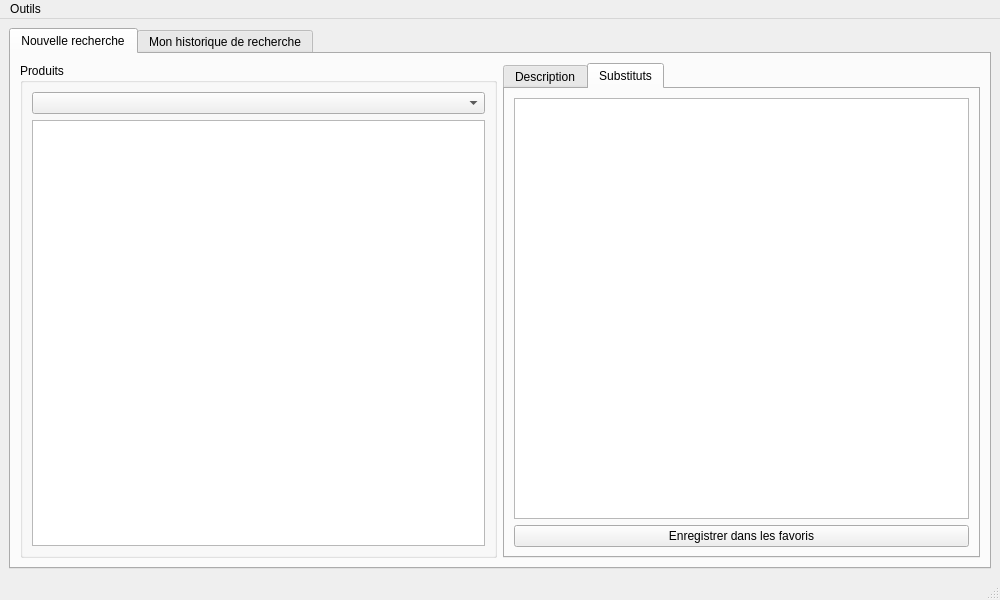
Qt form views/main_window.ui (RoroTiti/OC_P5) before a commit.
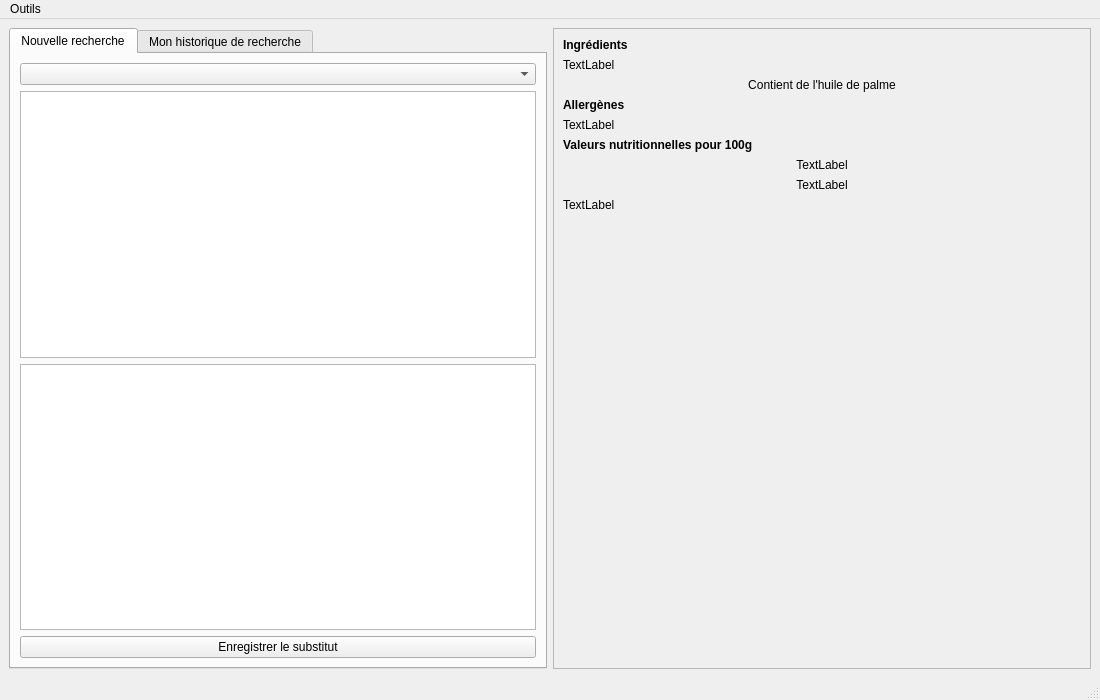
The same form after that commit. The open tabs and pages were chosen to show the change.

Commit message: UI rework + saving substitutes on database

```diff
--- a/views/main_window.ui
+++ b/views/main_window.ui
@@ -6,8 +6,8 @@
    <rect>
     <x>0</x>
     <y>0</y>
-    <width>1000</width>
-    <height>600</height>
+    <width>1100</width>
+    <height>700</height>
    </rect>
   </property>
   <property name="windowTitle">
@@ -25,32 +25,36 @@
         <string>Nouvelle recherche</string>
        </attribute>
        <layout class="QGridLayout" name="gridLayout">
-        <item row="0" column="0">
-         <widget class="QGroupBox" name="groupBox">
-          <property name="title">
-           <string>Produits</string>
+        <item row="4" column="0">
+         <widget class="QPushButton" name="btn_save_substitute">
+          <property name="text">
+           <string>Enregistrer le substitut</string>
           </property>
-          <layout class="QGridLayout" name="gridLayout_2">
-           <item row="1" column="0">
+         </widget>
+        </item>
+        <item row="0" column="0">
             <widget class="QComboBox" name="cmb_categories"/>
            </item>
            <item row="2" column="0">
+         <widget class="QTableView" name="table_substitutes">
+          <attribute name="verticalHeaderVisible">
+           <bool>false</bool>
+          </attribute>
+         </widget>
+        </item>
+        <item row="1" column="0">
             <widget class="QListView" name="lst_products"/>
            </item>
           </layout>
          </widget>
-        </item>
-        <item row="0" column="1">
-         <widget class="QTabWidget" name="tabWidget_2">
-          <property name="currentIndex">
-           <number>0</number>
-          </property>
-          <widget class="QWidget" name="tab_3">
+      <widget class="QWidget" name="tab_2">
            <attribute name="title">
-            <string>Description</string>
-           </attribute>
-           <layout class="QGridLayout" name="gridLayout_5">
-            <item row="0" column="0">
+        <string>Mon historique de recherche</string>
+       </attribute>
+      </widget>
+     </widget>
+    </item>
+    <item>
              <widget class="QScrollArea" name="scrollArea">
               <property name="widgetResizable">
                <bool>true</bool>
@@ -60,8 +64,8 @@
                 <rect>
                  <x>0</x>
                  <y>0</y>
-                 <width>450</width>
-                 <height>451</height>
+         <width>528</width>
+         <height>625</height>
                 </rect>
                </property>
                <layout class="QGridLayout" name="gridLayout_4">
@@ -192,47 +196,13 @@
             </item>
            </layout>
           </widget>
-          <widget class="QWidget" name="tab_4">
-           <attribute name="title">
-            <string>Substituts</string>
-           </attribute>
-           <layout class="QGridLayout" name="gridLayout_3">
-            <item row="0" column="0">
-             <widget class="QTableView" name="table_substitutes">
-              <attribute name="verticalHeaderVisible">
-               <bool>false</bool>
-              </attribute>
-             </widget>
-            </item>
-            <item row="1" column="0">
-             <widget class="QPushButton" name="btn_save_substitute">
-              <property name="text">
-               <string>Enregistrer dans les favoris</string>
-              </property>
-             </widget>
-            </item>
-           </layout>
-          </widget>
-         </widget>
-        </item>
-       </layout>
-      </widget>
-      <widget class="QWidget" name="tab_2">
-       <attribute name="title">
-        <string>Mon historique de recherche</string>
-       </attribute>
-      </widget>
-     </widget>
-    </item>
-   </layout>
-  </widget>
   <widget class="QMenuBar" name="menuBar">
    <property name="geometry">
     <rect>
      <x>0</x>
      <y>0</y>
-     <width>1000</width>
-     <height>21</height>
+     <width>1100</width>
+     <height>22</height>
     </rect>
    </property>
    <widget class="QMenu" name="menuOutils">
```
Lines whose indentation alone changed are shown as unchanged. The commit also changes 4 other files.
